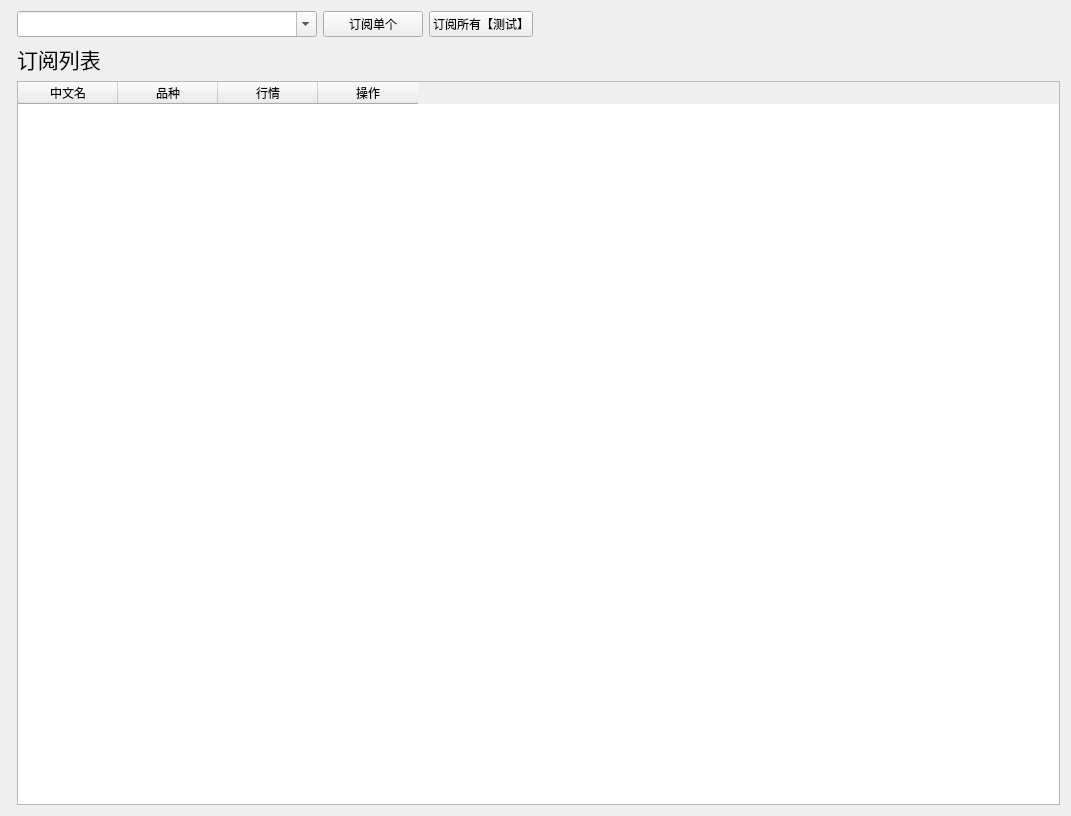
This is app/ui/market.ui in ctpbee/ctpbee_desktop as Qt 5 draws it before an edit. The edited form follows.
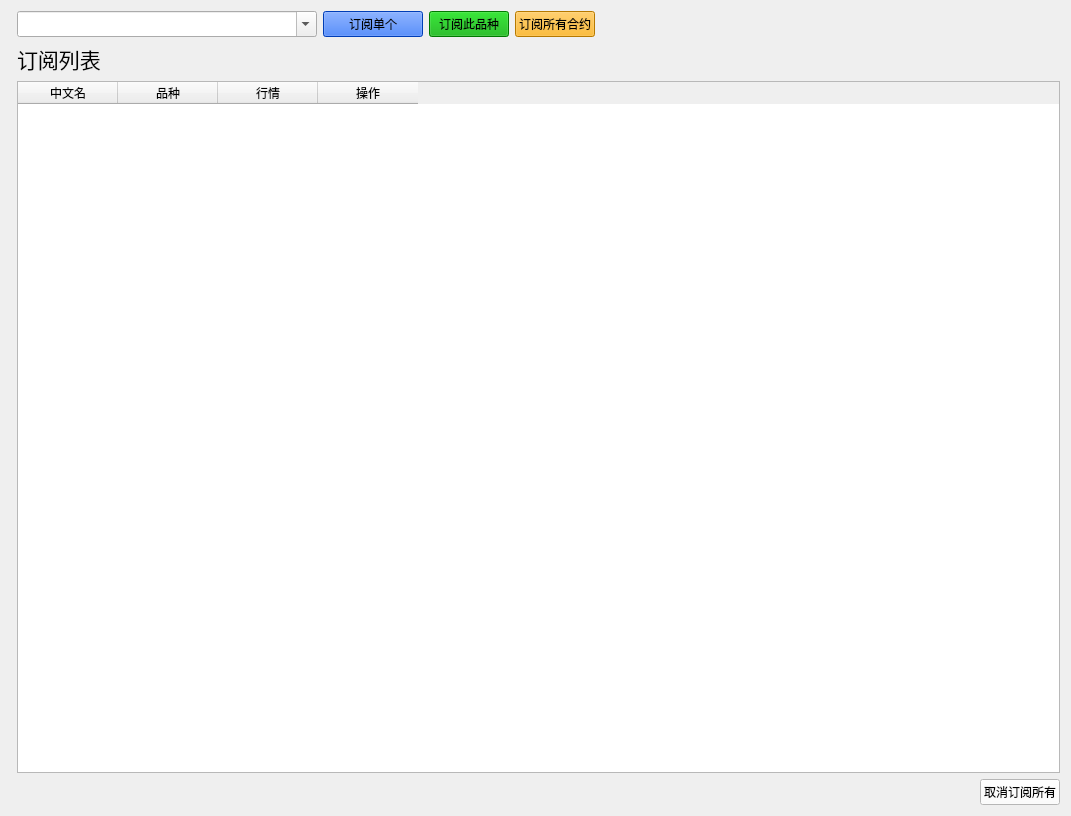
This is the edited form.

```diff
--- a/app/ui/market.ui
+++ b/app/ui/market.ui
@@ -43,11 +43,14 @@
      <property name="sizeAdjustPolicy">
       <enum>QAbstractScrollArea::AdjustIgnored</enum>
      </property>
+     <property name="sortingEnabled">
+      <bool>true</bool>
+     </property>
      <attribute name="horizontalHeaderCascadingSectionResizes">
       <bool>false</bool>
      </attribute>
      <attribute name="horizontalHeaderShowSortIndicator" stdset="0">
-      <bool>false</bool>
+      <bool>true</bool>
      </attribute>
      <attribute name="verticalHeaderCascadingSectionResizes">
       <bool>false</bool>
@@ -78,7 +81,7 @@
     </widget>
    </item>
    <item row="6" column="1">
-    <layout class="QHBoxLayout" name="horizontalLayout" stretch="4,5,0,4">
+    <layout class="QHBoxLayout" name="horizontalLayout" stretch="4,5,0,0,4">
      <item>
       <widget class="QComboBox" name="symbol_list">
        <property name="sizePolicy">
@@ -109,15 +112,31 @@
          <height>200</height>
         </size>
        </property>
+       <property name="styleSheet">
+        <string notr="true">background-color: rgb(0, 85, 255);</string>
+       </property>
        <property name="text">
         <string>订阅单个</string>
        </property>
       </widget>
      </item>
      <item>
-      <widget class="QPushButton" name="pushButton_test">
+      <widget class="QPushButton" name="subscribe_type">
+       <property name="styleSheet">
+        <string notr="true">background-color: rgb(0, 170, 0);</string>
+       </property>
        <property name="text">
-        <string>订阅所有【测试】</string>
+        <string>订阅此品种</string>
+       </property>
+      </widget>
+     </item>
+     <item>
+      <widget class="QPushButton" name="subscribe_all">
+       <property name="styleSheet">
+        <string notr="true">background-color: rgb(255, 170, 0);</string>
+       </property>
+       <property name="text">
+        <string>订阅所有合约</string>
        </property>
       </widget>
      </item>
@@ -140,7 +159,7 @@
     <widget class="QLabel" name="label">
      <property name="maximumSize">
       <size>
-       <width>100</width>
+       <width>16777215</width>
        <height>16777215</height>
       </size>
      </property>
@@ -157,6 +176,33 @@
      </property>
     </widget>
    </item>
+   <item row="12" column="1">
+    <layout class="QHBoxLayout" name="horizontalLayout_2">
+     <item>
+      <spacer name="horizontalSpacer_2">
+       <property name="orientation">
+        <enum>Qt::Horizontal</enum>
+       </property>
+       <property name="sizeHint" stdset="0">
+        <size>
+         <width>40</width>
+         <height>20</height>
+        </size>
+       </property>
+      </spacer>
+     </item>
+     <item>
+      <widget class="QPushButton" name="unsubscribe">
+       <property name="styleSheet">
+        <string notr="true">background-color: rgb(255, 255, 255);</string>
+       </property>
+       <property name="text">
+        <string>取消订阅所有</string>
+       </property>
+      </widget>
+     </item>
+    </layout>
+   </item>
   </layout>
  </widget>
  <resources/>
```
